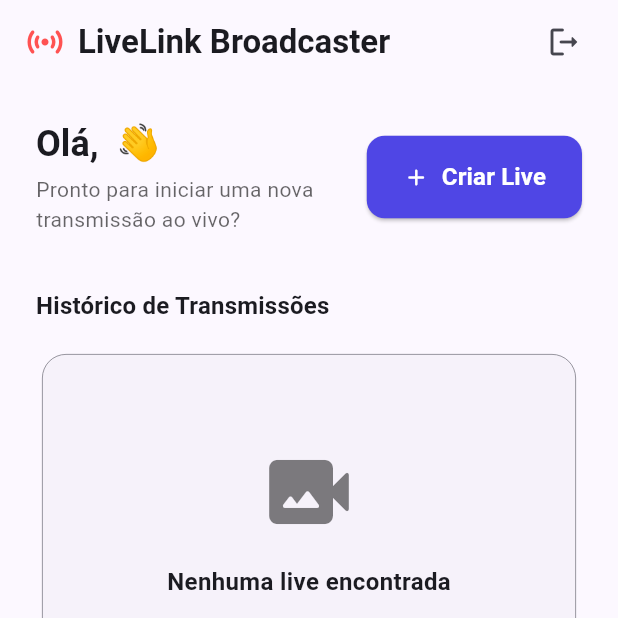
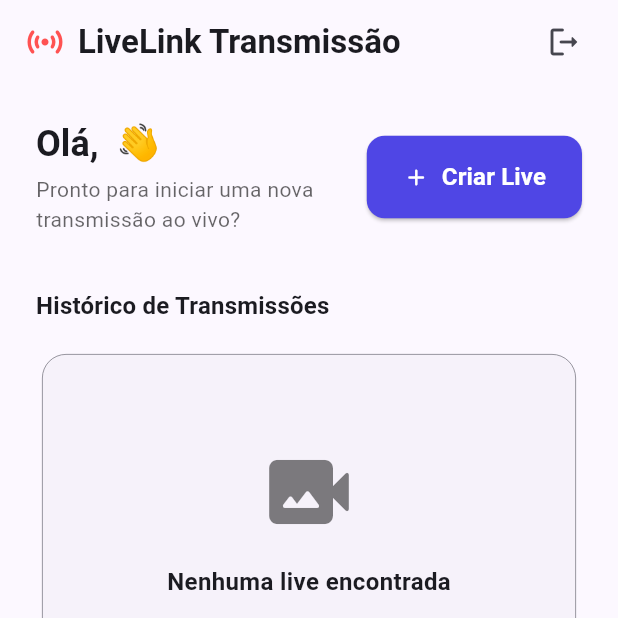
Before and after one commit to PCHolanda/livelink-app, a Flutter app: the screen it shows once a user with an empty profile is signed in, on a phone screen of 412 x 824 dp, the top half of it. Run offline on Flutter 3.47's test engine with Material 3 defaults, Android fonts, the phone set to English and light mode, and no system bars; our stand-ins replace go_router, share_plus, supabase_flutter; missing offline and left inert: livekit_client; accounts and stored records are empty.

Commit message:
chore: renomear LiveLink Broadcaster para LiveLink Transmissao

```diff
--- a/lib/views/broadcaster/broadcaster_home_view.dart
+++ b/lib/views/broadcaster/broadcaster_home_view.dart
@@ -210,7 +210,7 @@ class _BroadcasterHomeViewState extends State<BroadcasterHomeView> {
             const Icon(Icons.sensors_rounded, color: Colors.redAccent, size: 28),
             const SizedBox(width: 8),
             Text(
-              'LiveLink Broadcaster',
+              'LiveLink Transmissão',
               style: theme.textTheme.titleLarge?.copyWith(fontWeight: FontWeight.bold),
             ),
           ],
```
